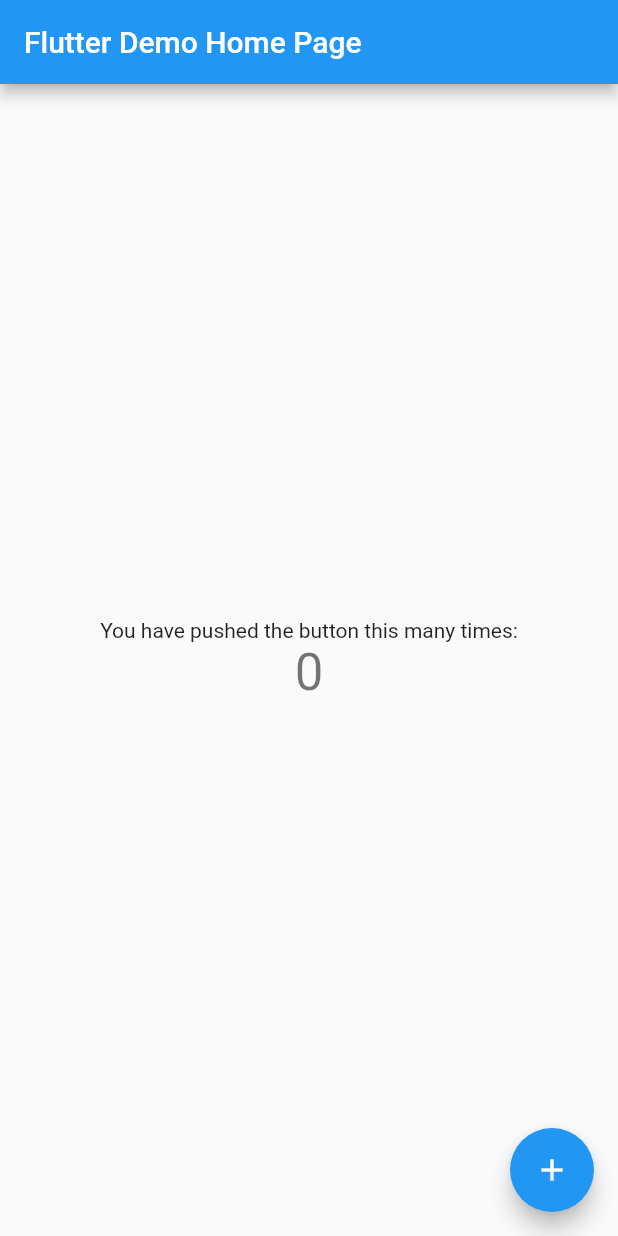
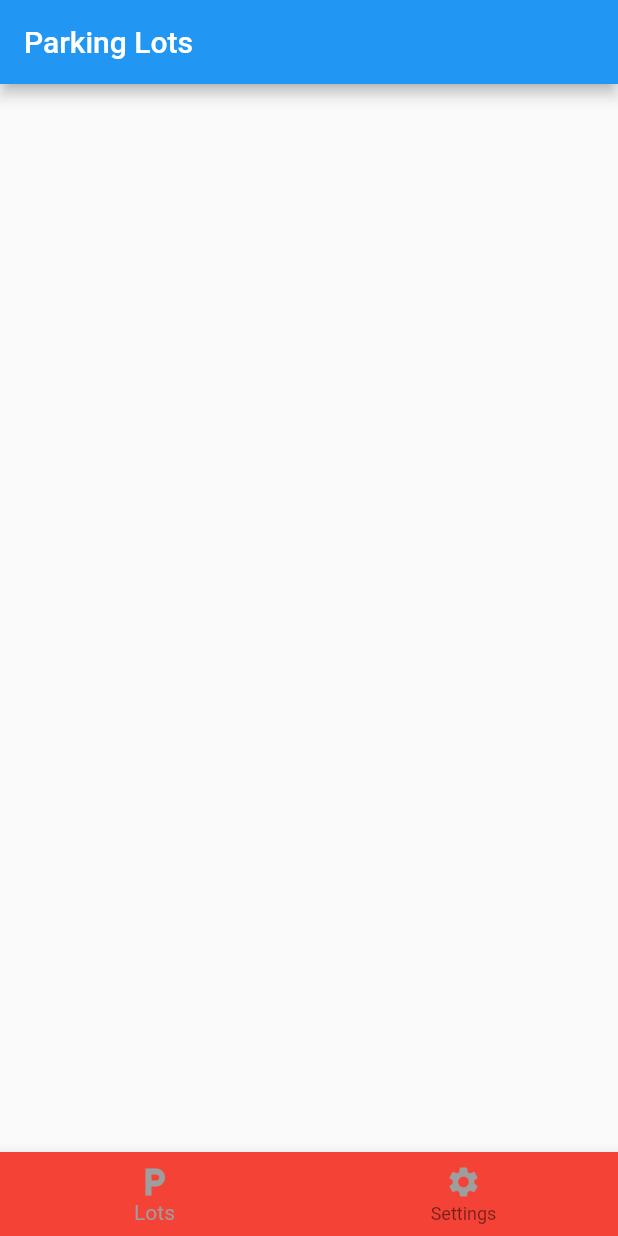
Before and after one commit to MathewTWilliams/RowanParkingApp, a Flutter app: the screen it shows after launch, on a phone screen of 412 x 824 dp. Run offline on Flutter 3.47's test engine with Material 2 defaults, Android fonts, the light colour scheme and no system bars.

Commit message:
main interface framework

```diff
--- /dev/null
+++ b/rowan_parking_app/lib/content_widgets/lots_widget.dart
@@ -0,0 +1,15 @@
+import 'package:flutter/material.dart';
+import 'package:flutter/cupertino.dart';
+
+class LotsWidget extends StatelessWidget {
+  const LotsWidget({Key? key}) : super(key: key);
+
+  @override
+  Widget build(BuildContext context) {
+    return Scaffold(
+      appBar: AppBar(
+        title: const Text("Parking Lots"),
+      ),
+    );
+  }
+}
--- a/rowan_parking_app/lib/main.dart
+++ b/rowan_parking_app/lib/main.dart
@@ -1,115 +1,72 @@
 import 'package:flutter/material.dart';
+import 'content_widgets/lots_widget.dart';
+import 'content_widgets/settings_widget.dart';
+import 'content_widgets/checkin_widget.dart';
+import 'content_widgets/bug_report_widget.dart';
 
-void main() {
-  runApp(const MyApp());
+void main() => runApp(const MainApp());
+
+class MainApp extends StatelessWidget {
+  const MainApp({Key? key}) : super(key: key);
+
+  @override
+  Widget build(BuildContext context) {
+    return const MaterialApp(
+      home: PrimaryContent(),
+    );
+  }
+
+  void changePage() {}
 }
 
-class MyApp extends StatelessWidget {
-  const MyApp({Key? key}) : super(key: key);
+class PrimaryContent extends StatefulWidget {
+  const PrimaryContent({Key? key}) : super(key: key);
 
-  // This widget is the root of your application.
+  @override
+  State<StatefulWidget> createState() => PrimaryContentState();
+}
+
+class PrimaryContentState extends State<PrimaryContent> {
+  Widget body = const LotsWidget();
+
   @override
   Widget build(BuildContext context) {
-    return MaterialApp(
-      title: 'Flutter Demo',
-      theme: ThemeData(
-        // This is the theme of your application.
-        //
-        // Try running your application with "flutter run". You'll see the
-        // application has a blue toolbar. Then, without quitting the app, try
-        // changing the primarySwatch below to Colors.green and then invoke
-        // "hot reload" (press "r" in the console where you ran "flutter run",
-        // or simply save your changes to "hot reload" in a Flutter IDE).
-        // Notice that the counter didn't reset back to zero; the application
-        // is not restarted.
-        primarySwatch: Colors.blue,
+    return Scaffold(
+      body: body,
+      bottomNavigationBar: BottomNavigationBar(
+        items: const <BottomNavigationBarItem>[
+          BottomNavigationBarItem(
+            icon: Icon(
+              Icons.local_parking,
+              color: Colors.grey,
+            ),
+            label: "Lots",
+          ),
+          BottomNavigationBarItem(
+            icon: Icon(
+              Icons.settings,
+              color: Colors.grey,
+            ),
+            label: "Settings",
+          )
+        ],
+        onTap: (newIndex) {
+          switch (newIndex) {
+            case 0:
+              setState(() {
+                body = const LotsWidget();
+              });
+              break;
+            case 1:
+              setState(() {
+                body = const SettingsWidget();
+              });
+              break;
+          }
+        },
+        backgroundColor: Colors.red,
+        selectedItemColor: Colors.grey,
       ),
-      home: const MyHomePage(title: 'Flutter Demo Home Page'),
     );
   }
 }
-
-class MyHomePage extends StatefulWidget {
-  const MyHomePage({Key? key, required this.title}) : super(key: key);
-
-  // This widget is the home page of your application. It is stateful, meaning
-  // that it has a State object (defined below) that contains fields that affect
-  // how it looks.
-
-  // This class is the configuration for the state. It holds the values (in this
-  // case the title) provided by the parent (in this case the App widget) and
-  // used by the build method of the State. Fields in a Widget subclass are
-  // always marked "final".
-
-  final String title;
-
-  @override
-  State<MyHomePage> createState() => _MyHomePageState();
-}
-
-class _MyHomePageState extends State<MyHomePage> {
-  int _counter = 0;
-
-  void _incrementCounter() {
-    setState(() {
-      // This call to setState tells the Flutter framework that something has
-      // changed in this State, which causes it to rerun the build method below
-      // so that the display can reflect the updated values. If we changed
-      // _counter without calling setState(), then the build method would not be
-      // called again, and so nothing would appear to happen.
-      _counter++;
-    });
-  }
-
-  @override
-  Widget build(BuildContext context) {
-    // This method is rerun every time setState is called, for instance as done
-    // by the _incrementCounter method above.
-    //
-    // The Flutter framework has been optimized to make rerunning build methods
-    // fast, so that you can just rebuild anything that needs updating rather
-    // than having to individually change instances of widgets.
-    return Scaffold(
-      appBar: AppBar(
-        // Here we take the value from the MyHomePage object that was created by
-        // the App.build method, and use it to set our appbar title.
-        title: Text(widget.title),
-      ),
-      body: Center(
-        // Center is a layout widget. It takes a single child and positions it
-        // in the middle of the parent.
-        child: Column(
-          // Column is also a layout widget. It takes a list of children and
-          // arranges them vertically. By default, it sizes itself to fit its
-          // children horizontally, and tries to be as tall as its parent.
-          //
-          // Invoke "debug painting" (press "p" in the console, choose the
-          // "Toggle Debug Paint" action from the Flutter Inspector in Android
-          // Studio, or the "Toggle Debug Paint" command in Visual Studio Code)
-          // to see the wireframe for each widget.
-          //
-          // Column has various properties to control how it sizes itself and
-          // how it positions its children. Here we use mainAxisAlignment to
-          // center the children vertically; the main axis here is the vertical
-          // axis because Columns are vertical (the cross axis would be
-          // horizontal).
-          mainAxisAlignment: MainAxisAlignment.center,
-          children: <Widget>[
-            const Text(
-              'You have pushed the button this many times:',
-            ),
-            Text(
-              '$_counter',
-              style: Theme.of(context).textTheme.headline4,
-            ),
-          ],
-        ),
-      ),
-      floatingActionButton: FloatingActionButton(
-        onPressed: _incrementCounter,
-        tooltip: 'Increment',
-        child: const Icon(Icons.add),
-      ), // This trailing comma makes auto-formatting nicer for build methods.
-    );
-  }
-}
```
Also changed, not shown: rowan_parking_app/lib/content_widgets/bug_report_widget.dart (added, +15 -0 lines), rowan_parking_app/lib/content_widgets/checkin_widget.dart (added, +17 -0 lines), rowan_parking_app/lib/content_widgets/settings_widget.dart (added, +15 -0 lines), 1 other file.
